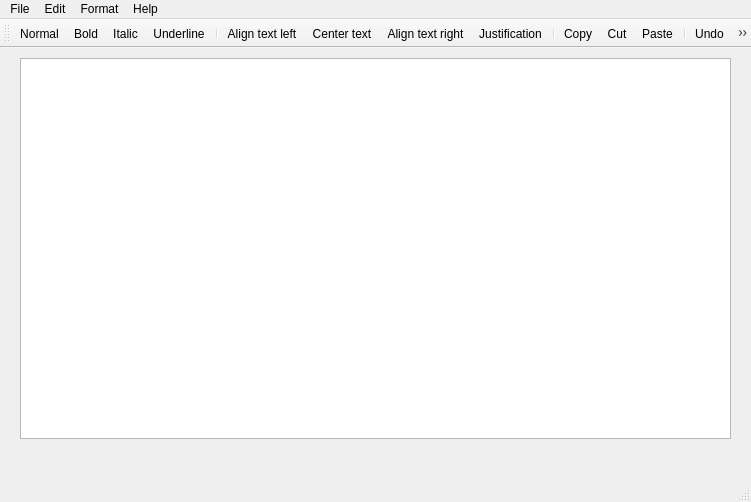
Qt form scribo/mainwindow.ui (1cy1c3/scribo) before a commit.
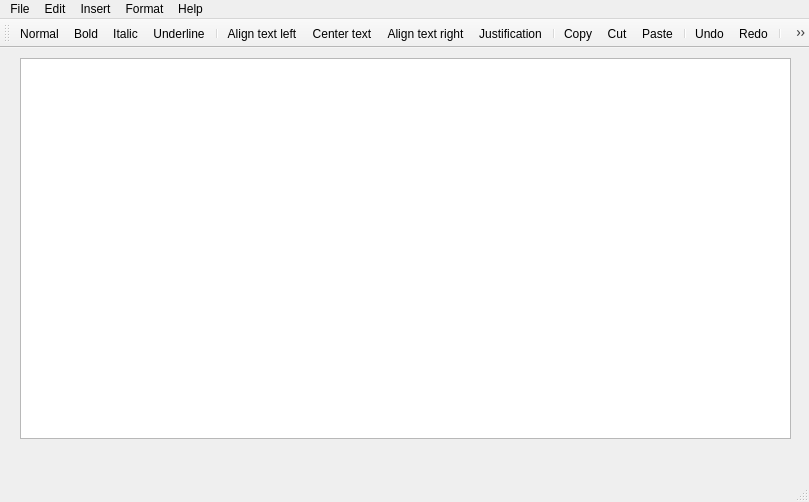
The same form after that commit. Icons and pictures are not drawn.

Commit message: Implement functions to insert an image

The edit to the form file:
```diff
--- a/scribo/mainwindow.ui
+++ b/scribo/mainwindow.ui
@@ -6,7 +6,7 @@
    <rect>
     <x>0</x>
     <y>0</y>
-    <width>751</width>
+    <width>809</width>
     <height>502</height>
    </rect>
   </property>
@@ -19,7 +19,7 @@
      <rect>
       <x>20</x>
       <y>10</y>
-      <width>711</width>
+      <width>771</width>
       <height>381</height>
      </rect>
     </property>
@@ -30,7 +30,7 @@
     <rect>
      <x>0</x>
      <y>0</y>
-     <width>751</width>
+     <width>809</width>
      <height>22</height>
     </rect>
    </property>
@@ -100,8 +100,15 @@
     <addaction name="actionAlign_text_right"/>
     <addaction name="actionJustification"/>
    </widget>
+   <widget class="QMenu" name="menuInsert">
+    <property name="title">
+     <string>Insert</string>
+    </property>
+    <addaction name="actionImage"/>
+   </widget>
    <addaction name="menuFile"/>
    <addaction name="menuEdit"/>
+   <addaction name="menuInsert"/>
    <addaction name="menuFormat"/>
    <addaction name="menuHelp"/>
   </widget>
@@ -129,6 +136,8 @@
    <addaction name="actionUndo"/>
    <addaction name="actionRedo"/>
    <addaction name="separator"/>
+   <addaction name="actionImage"/>
+   <addaction name="separator"/>
    <addaction name="actionEncrypt"/>
    <addaction name="actionDecrypt"/>
   </widget>
@@ -385,6 +394,15 @@
     <string>Decrypt</string>
    </property>
   </action>
+  <action name="actionImage">
+   <property name="icon">
+    <iconset resource="app.qrc">
+     <normaloff>:/img/image.png</normaloff>:/img/image.png</iconset>
+   </property>
+   <property name="text">
+    <string>Image</string>
+   </property>
+  </action>
  </widget>
  <layoutdefault spacing="6" margin="11"/>
  <resources>
```
Left out of the diff: 9 changed lines with no effect on the pictures. The commit also changes 4 other files.
